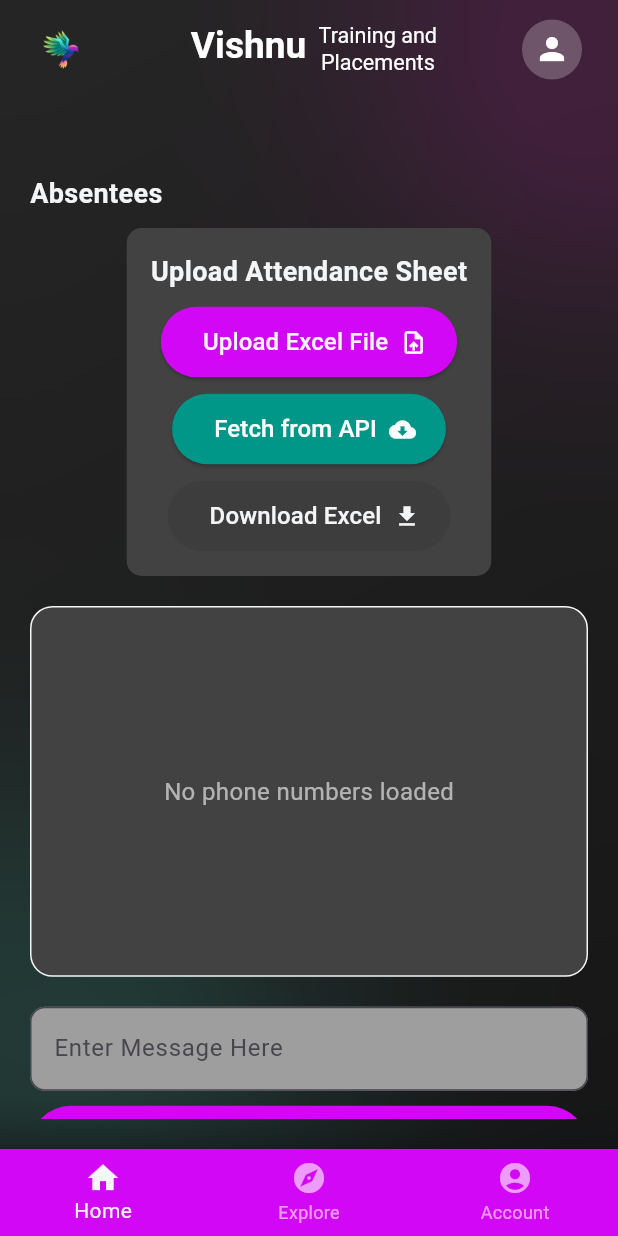
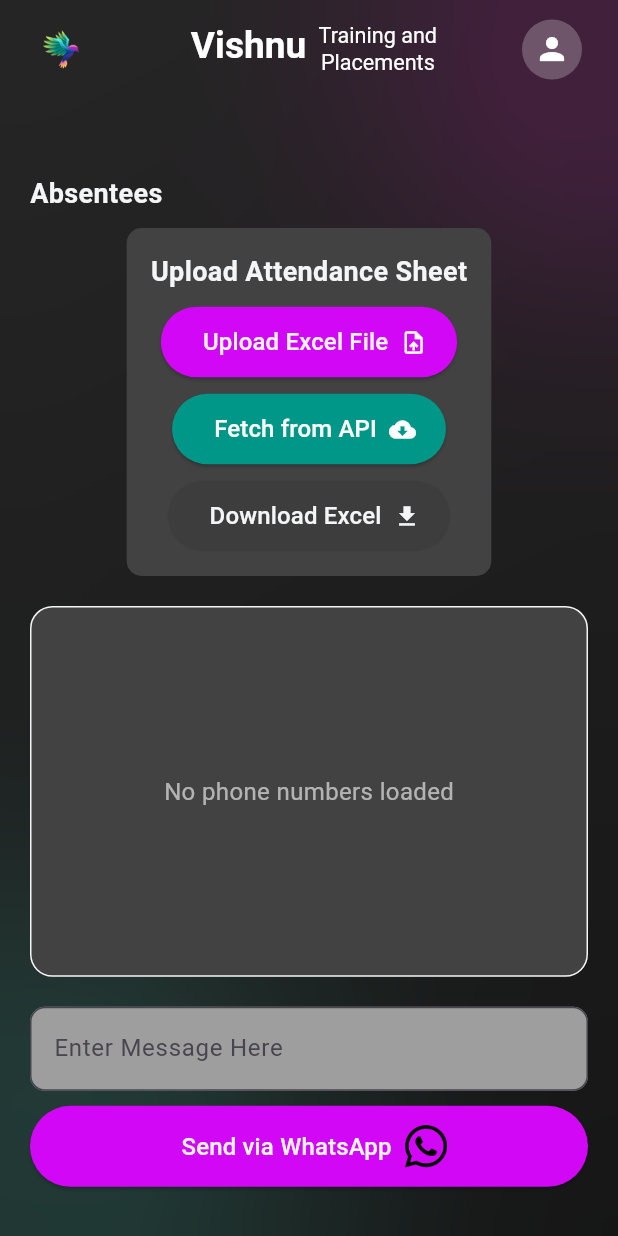
Before and after one commit to Abhi-0987/Vishnu-Training-Placement, a Flutter app: the AdminMarkAttendence screen opened directly, on a phone screen of 412 x 824 dp. Run offline on Flutter 3.47's test engine with Material 3 defaults, Android fonts, the phone set to English and light mode, and no system bars; our stand-ins replace file_picker, fl_chart, get, lottie, pie_chart, shared_preferences and 1 more; missing offline and left inert: excel, universal_html; accounts and stored records are empty; Roboto replaces fonts that are missing (Alata); project files that could hold a hidden picture were left out.

Commit message:
colors are being updated in all screens

```diff
--- a/lib/main.dart
+++ b/lib/main.dart
@@ -24,9 +24,9 @@ class MainApp extends StatelessWidget {
   Widget build(BuildContext context) {
     return MaterialApp(
       // debugShowCheckedModeBanner: false,
-      // initialRoute: AppRoutes.splash,
+      // initialRoute: AppRoutes.welcome,
       // routes: AppRoutes.routes,
-      // home: AdminHomeScreen(),
+      // home: MarkAttendancePage(),
       home: StudentProfileScreen(),
     );
   }
--- a/lib/screens/AdminAttendanceScreen.dart
+++ b/lib/screens/AdminAttendanceScreen.dart
@@ -492,7 +492,8 @@ class _AdminMarkAttendenceState extends State<AdminMarkAttendence> {
                                     children: [
                                       ElevatedButton.icon(
                                         style: ElevatedButton.styleFrom(
-                                          backgroundColor: AppConstants.backgroundColor,
+                                          backgroundColor:
+                                              AppConstants.backgroundColor,
                                           padding: const EdgeInsets.symmetric(
                                             vertical: 12,
                                             horizontal: 20,
@@ -890,19 +891,6 @@ class _AdminMarkAttendenceState extends State<AdminMarkAttendence> {
           ),
         ],
       ),
-      bottomNavigationBar: BottomNavigationBar(
-        backgroundColor: AppConstants.backgroundColor,
-        selectedItemColor: AppConstants.textWhite,
-        unselectedItemColor: Colors.white60,
-        items: const [
-          BottomNavigationBarItem(icon: Icon(Icons.home), label: "Home"),
-          BottomNavigationBarItem(icon: Icon(Icons.explore), label: "Explore"),
-          BottomNavigationBarItem(
-            icon: Icon(Icons.account_circle),
-            label: "Account",
-          ),
-        ],
-      ),
     );
   }
 }
--- a/lib/screens/login_screen.dart
+++ b/lib/screens/login_screen.dart
@@ -339,7 +339,7 @@ class _StudentLoginScreenState extends State<StudentLoginScreen> {
                                                 _isPasswordVisible
                                                     ? Icons.visibility
                                                     : Icons.visibility_off,
-                                                color: Colors.black,
+                                                color: AppConstants.textBlack,
                                               ),
                                               onPressed: () {
                                                 setState(() {
--- a/lib/screens/student_change_password_screen.dart
+++ b/lib/screens/student_change_password_screen.dart
@@ -370,8 +370,7 @@ class _ChangePasswordScreenState extends State<ChangePasswordScreen> {
                                           ),
                                           child: ElevatedButton(
                                             style: ElevatedButton.styleFrom(
-                                              backgroundColor: AppConstants
-                                                  .textBlack
+                                              backgroundColor: Colors.black
                                                   .withAlpha(220),
                                               elevation: 0,
                                               shape: RoundedRectangleBorder(
--- a/lib/screens/student_profile.dart
+++ b/lib/screens/student_profile.dart
@@ -197,7 +197,7 @@ class StudentProfileScreen extends StatelessWidget {
                 fontSize: width * 0.04,
                 fontWeight: FontWeight.bold,
                 fontFamily: 'Alata',
-                color: Colors.white,
+                color: AppConstants.textWhite,
               ),
             ),
             PieChartSectionData(
```
Also changed, not shown: lib/screens/admin_homescreen.dart (+6 -1 lines), lib/screens/welcome_screen.dart (+4 -4 lines), 1 other file.
